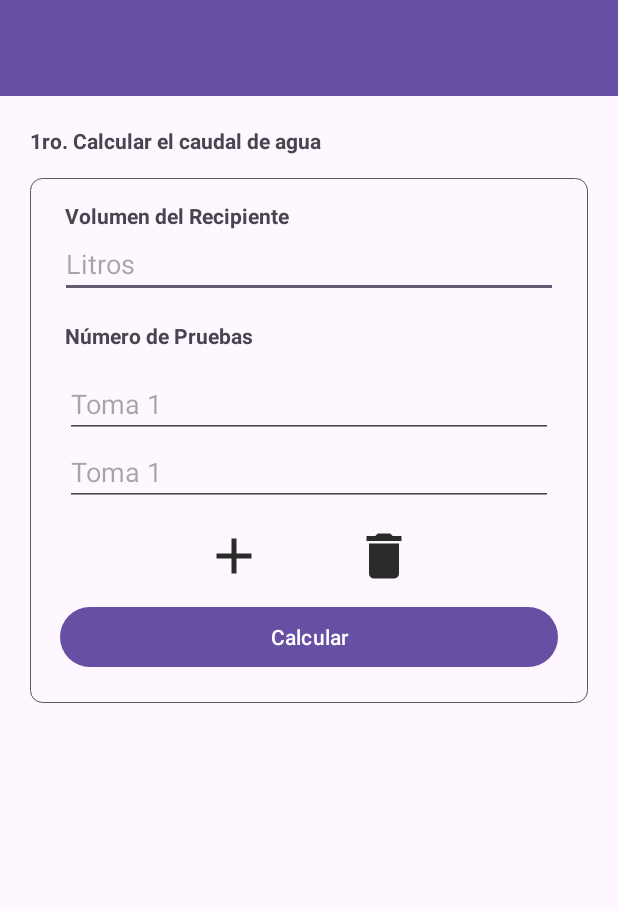
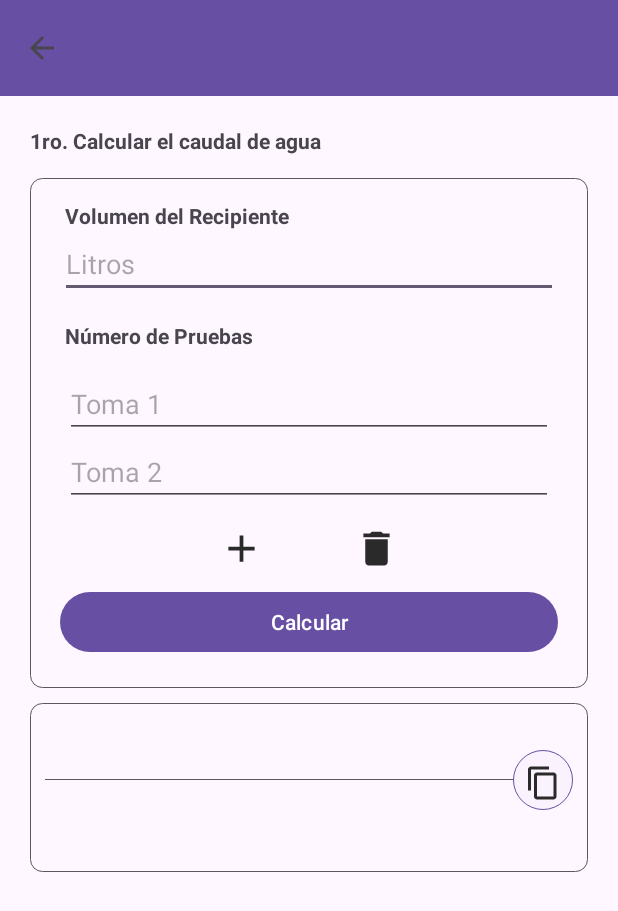
Before and after one commit to alancarlossilvestre/aplicacion_ministerio_de_vivienda_pasco, an Android app: the AutocompensanteActivity screen opened directly, with no data from a screen before it, after a tap on an icon or button, on a phone screen of 412 x 824 dp. Shown: the top 911 px of the screen. Run offline under Robolectric (Android 15) with nearby library versions, the phone set to English and light mode, and no system bars.

Commit message:
calculo del caudal establecido y terminado

```diff
--- a/app/src/main/java/com/example/mv4/AutocompensanteActivity.kt
+++ b/app/src/main/java/com/example/mv4/AutocompensanteActivity.kt
@@ -7,9 +7,13 @@ import android.widget.Button
 import android.widget.EditText
 import android.widget.ImageButton
 import android.widget.LinearLayout
+import android.widget.TextView
 import androidx.appcompat.widget.AppCompatImageButton
 import androidx.appcompat.widget.AppCompatImageView
+import androidx.appcompat.widget.Toolbar
 import com.example.mv4.caudalautocompensante.InputManager
+import com.example.mv4.caudalautocompensante.calculaCaudar
+import com.google.android.material.textfield.TextInputEditText
 
 
 class AutocompensanteActivity : AppCompatActivity() {
@@ -17,25 +21,58 @@ class AutocompensanteActivity : AppCompatActivity() {
     private lateinit var addButton: AppCompatImageView
     private lateinit var inputManager: InputManager
     private lateinit var deletButton: AppCompatImageView
+    private lateinit var sumButton: Button
+    private lateinit var resultpromedioTextView: TextView
+    private lateinit var resultadoCaudal: TextView
+    private val calculaCaudar = calculaCaudar()
+    private lateinit var VolRecipiente: TextInputEditText
 
 
     override fun onCreate(savedInstanceState: Bundle?) {
         super.onCreate(savedInstanceState)
         setContentView(R.layout.activity_autocompensante)
+        // Obtener el título del toolbar del intent
+        val toolbarTitle = intent.getStringExtra("titulo_toolbar")
+
+        // Establecer el título del toolbar
+        setSupportActionBar(findViewById(R.id.toolbar))
         supportActionBar?.setDisplayHomeAsUpEnabled(true)
+        supportActionBar?.title = toolbarTitle
 
         container = findViewById(R.id.textInputContainer)
         addButton = findViewById(R.id.add)
         deletButton = findViewById(R.id.quitar)
+        sumButton = findViewById(R.id.buttonCalCaudalAgua)
+        resultpromedioTextView = findViewById(R.id.resultadoTiempoPromedio)
+        resultadoCaudal =  findViewById(R.id.resultadoCaudal)
+
+        VolRecipiente  = findViewById(R.id.inputVolRecipCaudalAutocom)
 
         inputManager = InputManager(container)
 
         addButton.setOnClickListener {
             inputManager.addNewInput()
         }
+
         deletButton.setOnClickListener {
             inputManager.deleteLastInput()
         }
+
+        sumButton.setOnClickListener {
+            val average = calculaCaudar.calculateAverage(container)
+            val sum = calculaCaudar.calculateSum(container)
+            resultpromedioTextView.text = "Tiempo Promedio:\n %.2f Segundos".format(average)
+            val Litros = VolRecipiente.text.toString().toDoubleOrNull()
+
+            if (Litros != null) {
+                val result = Litros / average
+                resultadoCaudal.text = "Caudal: \n %.2f L/Seg" .format(result)
+            } else {
+                resultadoCaudal.text = "Ingrese un valor válido"
+            }
+
+        }
+
     }
 
 }
--- a/app/src/main/java/com/example/mv4/caudalautocompensante/InputManager.kt
+++ b/app/src/main/java/com/example/mv4/caudalautocompensante/InputManager.kt
@@ -1,23 +1,28 @@
 package com.example.mv4.caudalautocompensante
 
+import android.text.InputType
 import android.view.View
 import android.widget.LinearLayout
 import com.google.android.material.textfield.TextInputEditText
 
 class InputManager(private val container: LinearLayout) {
 
-        private var inputCount = 1
+        private var inputCount = 0
+
 
         fun addNewInput() {
             val newInput = TextInputEditText(container.context)
             newInput.id = View.generateViewId()
+            newInput.inputType = InputType.TYPE_CLASS_NUMBER or InputType.TYPE_NUMBER_FLAG_DECIMAL
             newInput.layoutParams = LinearLayout.LayoutParams(
                 LinearLayout.LayoutParams.MATCH_PARENT,
-                LinearLayout.LayoutParams.WRAP_CONTENT
+                LinearLayout.LayoutParams.WRAP_CONTENT,
+
             )
-            newInput.hint = "Toma $inputCount"
+            inputCount++
+            newInput.hint = "Toma ${inputCount + 1}"
             container.addView(newInput)
-            inputCount++
+
         }
         fun deleteLastInput() {
             val lastInputIndex = container.childCount - 1
--- a/app/src/main/res/layout/activity_autocompensante.xml
+++ b/app/src/main/res/layout/activity_autocompensante.xml
@@ -3,17 +3,22 @@
     xmlns:app="http://schemas.android.com/apk/res-auto"
     xmlns:tools="http://schemas.android.com/tools"
     android:layout_width="match_parent"
-    android:layout_height="match_parent"
+    android:layout_height="wrap_content"
     android:orientation="vertical"
     tools:context=".AutocompensanteActivity">
 
+
+
+
     <androidx.appcompat.widget.Toolbar
+        android:id="@+id/toolbar"
         android:layout_width="match_parent"
         android:layout_height="?attr/actionBarSize"
-        android:id="@+id/toolbar"
         android:background="?attr/colorPrimary"
-        android:title="@string/app_name"
-        />
+        android:title="@string/app_name" />
+    <ScrollView
+        android:layout_width="match_parent"
+        android:layout_height="match_parent">
     <LinearLayout
         android:layout_width="match_parent"
         android:layout_height="match_parent"
@@ -76,7 +81,7 @@
                 android:layout_height="wrap_content"
                 android:layout_weight="1"
                 android:hint="Toma 1"
-                android:inputType="number"
+                android:inputType="numberDecimal"
                 />
 
         </LinearLayout>
@@ -87,28 +92,95 @@
             >
         <ImageView
             android:id="@+id/add"
-            android:layout_width="40dp"
-            android:layout_height="40dp"
+            android:layout_width="30dp"
+            android:layout_height="30dp"
             android:src="@drawable/baseline_add_24"
             android:layout_marginRight="30dp"
             />
         <ImageView
             android:id="@+id/quitar"
-            android:layout_width="40dp"
-            android:layout_height="40dp"
+            android:layout_width="30dp"
+            android:layout_height="30dp"
             android:src="@drawable/baseline_delete_24"
             android:layout_marginLeft="30dp"
             />
         </LinearLayout>
         <Button
-            android:id="@+id/buttonCalcTuberias"
+            android:id="@+id/buttonCalCaudalAgua"
             android:layout_width="match_parent"
             android:layout_height="wrap_content"
             android:layout_margin="10dp"
             android:text="Calcular" />
 
     </LinearLayout>
+
+    <LinearLayout
+        android:id="@+id/linearResultado"
+        android:layout_marginTop="10dp"
+        android:layout_width="match_parent"
+        android:layout_height="wrap_content"
+        android:orientation="vertical"
+        android:padding="10dp"
+        android:background="@drawable/border"
+        >
+        <!--- android:visibility="gone"-->
+
+
+        <TextView
+            android:id="@+id/resultadoTiempoPromedio"
+            android:layout_width="match_parent"
+            android:layout_height="wrap_content"
+            android:textAlignment="center"
+            android:gravity="center"
+            android:textStyle="bold"
+            android:textSize="15dp"
+
+            />
+
+
+
+        <LinearLayout
+            android:layout_width="match_parent"
+            android:layout_height="wrap_content"
+            android:orientation="horizontal"
+            >
+
+
+            <View
+                android:layout_width="0dp"
+                android:layout_height="0.5dp"
+                android:layout_gravity="center_vertical"
+                android:layout_weight="1"
+                android:background="#5A5959"
+                android:scaleType="fitCenter" />
+
+            <Button
+                android:id="@+id/botonCopiar"
+                android:layout_width="40dp"
+                android:layout_height="40dp"
+                android:background="@drawable/circle_border"
+                android:drawableTop="@drawable/baseline_content_copy_24"
+
+                />
+
+
+        </LinearLayout>
+
+
+        <TextView
+            android:id="@+id/resultadoCaudal"
+            android:layout_width="match_parent"
+            android:layout_height="wrap_content"
+            android:textAlignment="center"
+            android:gravity="center"
+            android:textStyle="bold"
+            android:textSize="15dp"
+            android:layout_marginBottom="10dp"
+            />
+
+    </LinearLayout>
     </LinearLayout>
 
+    </ScrollView>
 
 </LinearLayout>
```
Also changed, not shown: app/src/main/java/com/example/mv4/caudalautocompensante/calculaCaudar.kt (added, +35 -0 lines), app/src/main/res/anim/slide_in_right.xml (deleted, +0 -8 lines).
